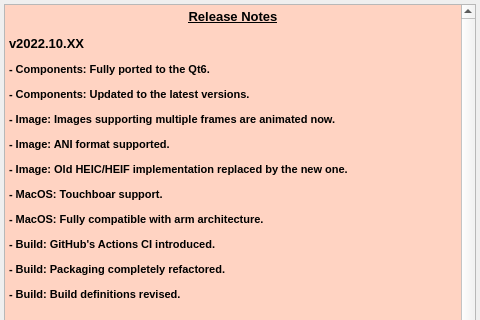
This is src/ui/forms/ReleaseNotesDialog.ui in vookimedlo/vooki-image-viewer as Qt 5 draws it before an edit; both pictures show x 0 to 480 and y 0 to 320 of the 480 by 656 pixel window. The edited form follows.
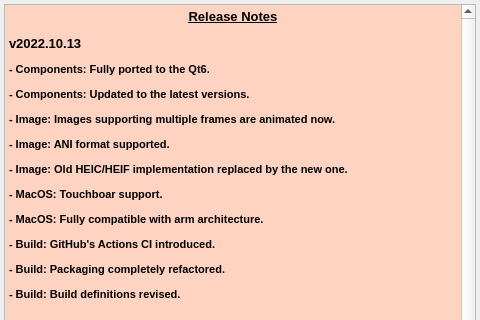
This is the edited form.

Commit message: 🏆Release: Preparation of the upcoming release.

```diff
--- a/src/ui/forms/ReleaseNotesDialog.ui
+++ b/src/ui/forms/ReleaseNotesDialog.ui
@@ -79,7 +79,7 @@
 li.checked::marker { content: &quot;\2612&quot;; }
 &lt;/style&gt;&lt;/head&gt;&lt;body style=&quot; font-family:'Tahoma'; font-size:13pt; font-weight:400; font-style:normal;&quot; bgcolor=&quot;#ffd3c2&quot;&gt;
 &lt;p align=&quot;center&quot; style=&quot; margin-top:12px; margin-bottom:12px; margin-left:0px; margin-right:0px; -qt-block-indent:0; text-indent:0px;&quot;&gt;&lt;span style=&quot; font-family:'.SF NS Text'; font-size:10pt; font-weight:600; text-decoration: underline; color:#000000;&quot;&gt;Release Notes&lt;/span&gt;&lt;/p&gt;
-&lt;p style=&quot; margin-top:12px; margin-bottom:12px; margin-left:0px; margin-right:0px; -qt-block-indent:0; text-indent:0px;&quot;&gt;&lt;span style=&quot; font-family:'.SF NS Text'; font-size:10pt; font-weight:600; color:#000000;&quot;&gt;v2022.10.XX&lt;/span&gt;&lt;/p&gt;
+&lt;p style=&quot; margin-top:12px; margin-bottom:12px; margin-left:0px; margin-right:0px; -qt-block-indent:0; text-indent:0px;&quot;&gt;&lt;span style=&quot; font-family:'.SF NS Text'; font-size:10pt; font-weight:600; color:#000000;&quot;&gt;v2022.10.13&lt;/span&gt;&lt;/p&gt;
 &lt;p style=&quot; margin-top:12px; margin-bottom:12px; margin-left:0px; margin-right:0px; -qt-block-indent:0; text-indent:0px;&quot;&gt;&lt;span style=&quot; font-family:'.SF NS Text'; font-size:8pt; font-weight:600; color:#000000;&quot;&gt;- Components: Fully ported to the Qt6.&lt;/span&gt;&lt;/p&gt;
 &lt;p style=&quot; margin-top:12px; margin-bottom:12px; margin-left:0px; margin-right:0px; -qt-block-indent:0; text-indent:0px;&quot;&gt;&lt;span style=&quot; font-family:'.SF NS Text'; font-size:8pt; font-weight:600; color:#000000;&quot;&gt;- Components: Updated to the latest versions.&lt;/span&gt;&lt;/p&gt;
 &lt;p style=&quot; margin-top:12px; margin-bottom:12px; margin-left:0px; margin-right:0px; -qt-block-indent:0; text-indent:0px;&quot;&gt;&lt;span style=&quot; font-family:'.SF NS Text'; font-size:8pt; font-weight:600; color:#000000;&quot;&gt;- Image: Images supporting multiple frames are animated now.&lt;/span&gt;&lt;/p&gt;
```
